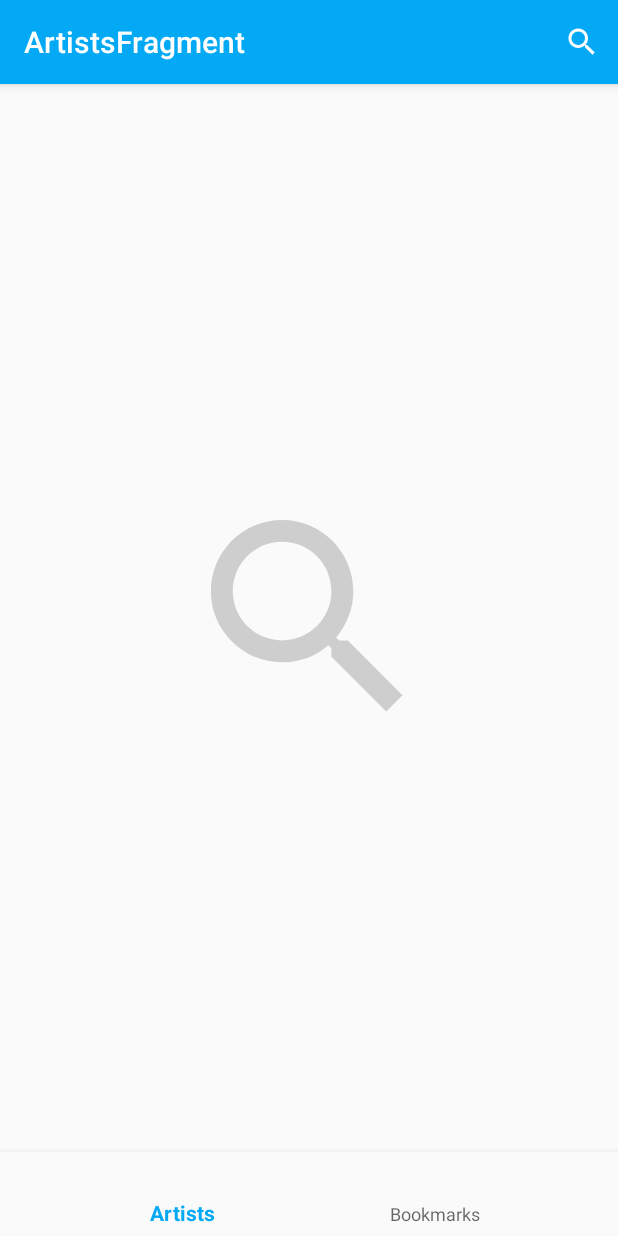
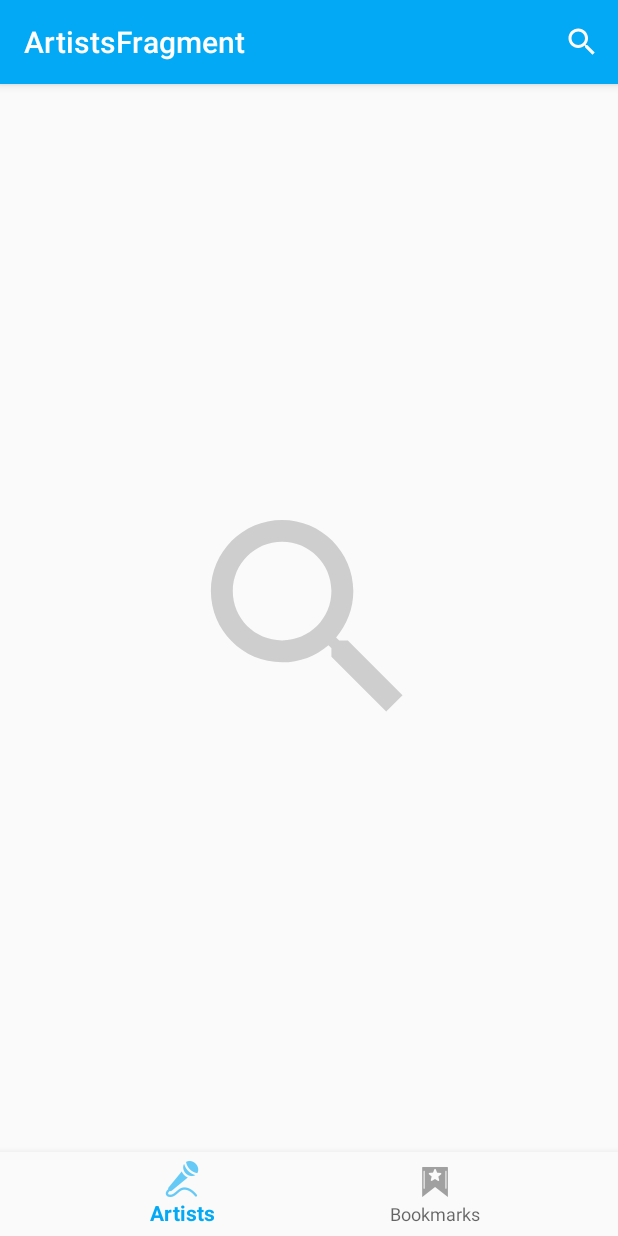
Before and after one commit to AntoineMarchaud/amGraphQlArtists, an Android app: the screen it shows after launch (MainActivity), on a phone screen of 412 x 824 dp. Run offline under Robolectric (Android 15) with nearby library versions, the phone set to English and light mode, and no system bars; our stand-ins replace Dagger/Hilt's generated code, Room's generated code, data binding, navigation-ui; libraries missing offline, so code that uses them is left out: com.apollographql.apollo; pictures from the network do not load.

Commit message:
add bottom icons

```diff
--- a/app/src/main/res/menu/bottom_nav.xml
+++ b/app/src/main/res/menu/bottom_nav.xml
@@ -3,9 +3,11 @@
     <item
         android:id="@+id/artistsFragment"
         android:contentDescription="@string/menu_artists_description"
+        android:icon="@drawable/ic_action_artist"
         android:title="@string/menu_artists_title" />
     <item
         android:id="@+id/bookmarksFragment"
         android:contentDescription="@string/menu_bookmarks_description"
-        android:title="@string/menu_bookmarks_title" />
+        android:title="@string/menu_bookmarks_title"
+        android:icon="@drawable/ic_action_bookmark"/>
 </menu>
```
Also changed, not shown: app/src/main/res/drawable-hdpi/ic_action_artist.png (added), app/src/main/res/drawable-hdpi/ic_action_bookmark.png (added), app/src/main/res/drawable-mdpi/ic_action_artist.png (added), app/src/main/res/drawable-mdpi/ic_action_bookmark.png (added), app/src/main/res/drawable-xhdpi/ic_action_artist.png (added), app/src/main/res/drawable-xhdpi/ic_action_bookmark.png (added), app/src/main/res/drawable-xxhdpi/ic_action_artist.png (added), app/src/main/res/drawable-xxhdpi/ic_action_bookmark.png (added), app/src/main/res/drawable-xxxhdpi/ic_action_artist.png (added), app/src/main/res/drawable-xxxhdpi/ic_action_bookmark.png (added).
